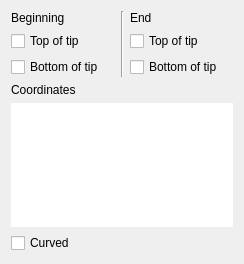
The window that libmolsketch/src/arrowpopup.ui (timvdm/Molsketch) describes before a commit, drawn with Qt 5.
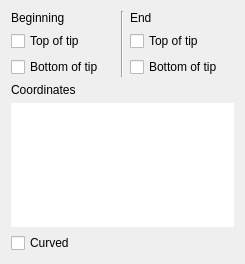
The same window after the commit. Custom widgets are drawn as their Qt base class.

What changed in the file:
```diff
--- a/libmolsketch/src/arrowpopup.ui
+++ b/libmolsketch/src/arrowpopup.ui
@@ -6,7 +6,7 @@
    <rect>
     <x>0</x>
     <y>0</y>
-    <width>244</width>
+    <width>245</width>
     <height>264</height>
    </rect>
   </property>
```
Left out of the diff: 2 changed lines with no effect on the pictures.
